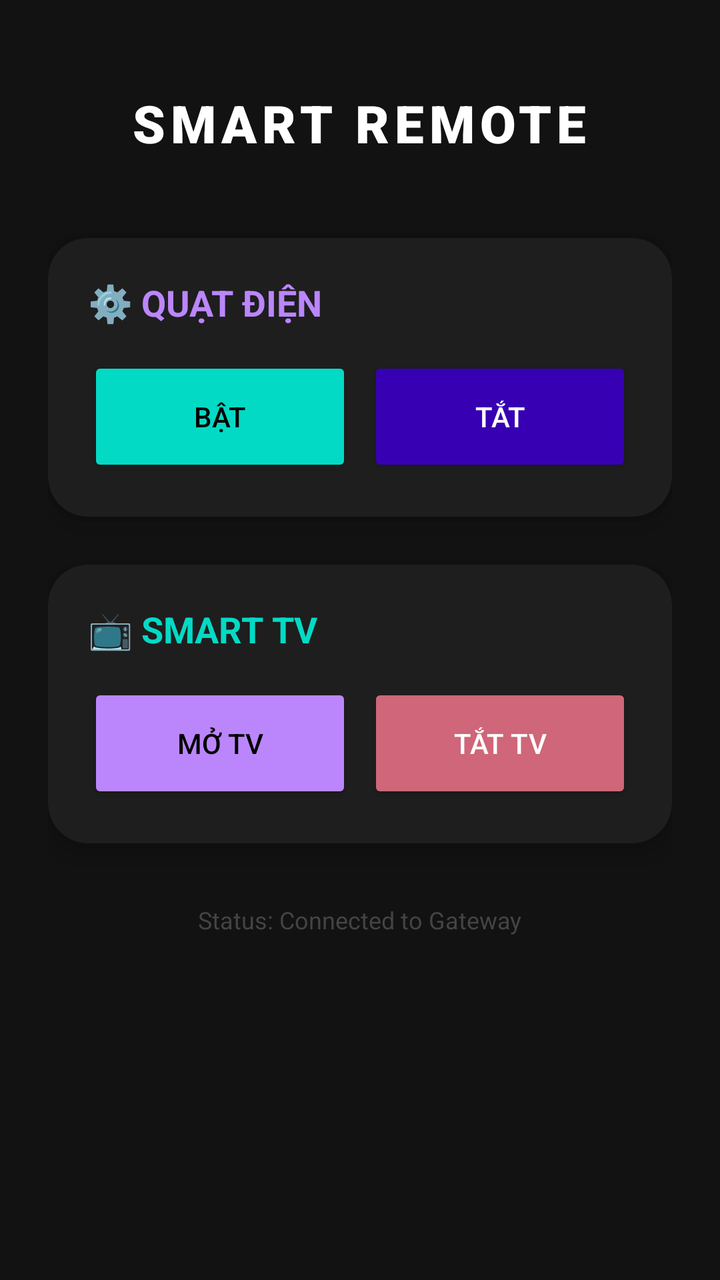
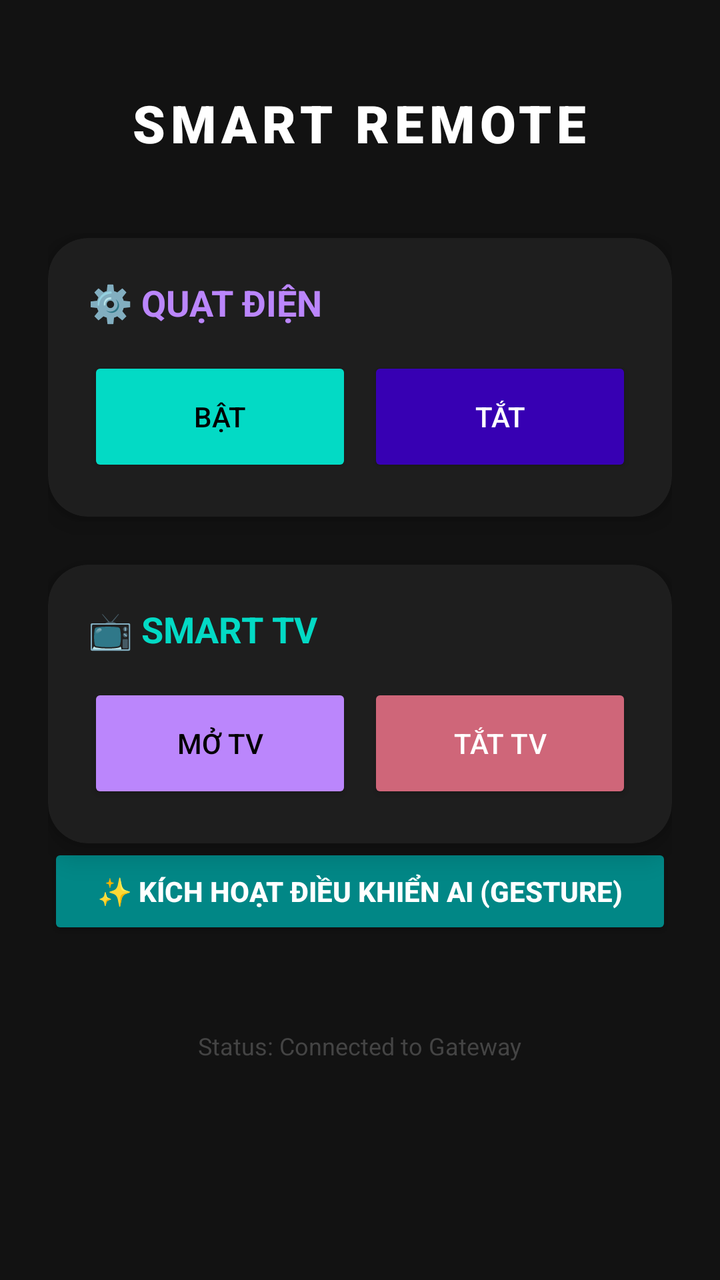

Two renders of the same Android screen: before a commit and after it. Below are the layout's source before the change and the commit's diff.
<!-- AndroidManifest.xml: application theme Theme.BTQT_3 -->
<!-- res/layout/activity_4.xml -->
<?xml version="1.0" encoding="utf-8"?>
<LinearLayout xmlns:android="http://schemas.android.com/apk/res/android"
    xmlns:app="http://schemas.android.com/apk/res-auto"
    android:layout_width="match_parent"
    android:layout_height="match_parent"
    android:orientation="vertical"
    android:padding="24dp"
    android:background="#121212"> <TextView
    android:layout_width="wrap_content"
    android:layout_height="wrap_content"
    android:text="SMART REMOTE"
    android:textColor="#FFFFFF"
    android:textSize="26sp"
    android:fontFamily="sans-serif-black"
    android:layout_gravity="center"
    android:letterSpacing="0.1"
    android:layout_marginTop="20dp"
    android:layout_marginBottom="40dp" />

    <androidx.cardview.widget.CardView
        android:layout_width="match_parent"
        android:layout_height="wrap_content"
        android:layout_marginBottom="24dp"
        app:cardCornerRadius="20dp"
        app:cardElevation="8dp"
        app:cardBackgroundColor="#1E1E1E"> <LinearLayout
        android:layout_width="match_parent"
        android:layout_height="wrap_content"
        android:padding="20dp"
        android:orientation="vertical">

        <TextView
            android:layout_width="wrap_content"
            android:layout_height="wrap_content"
            android:text="⚙️ QUẠT ĐIỆN"
            android:textColor="#BB86FC"
            android:textStyle="bold"
            android:textSize="18sp"/>

        <LinearLayout
            android:layout_width="match_parent"
            android:layout_height="wrap_content"
            android:layout_marginTop="15dp">

            <Button android:id="@+id/btnFanOn"
                android:layout_width="0dp"
                android:layout_height="60dp"
                android:layout_weight="1"
                android:text="BẬT"
                android:fontFamily="sans-serif-medium"
                android:backgroundTint="#03DAC5"
                android:textColor="#000000"
                android:layout_marginEnd="8dp"/>

            <Button android:id="@+id/btnFanOff"
                android:layout_width="0dp"
                android:layout_height="60dp"
                android:layout_weight="1"
                android:text="TẮT"
                android:fontFamily="sans-serif-medium"
                android:backgroundTint="#3700B3"
                android:textColor="#FFFFFF"/>
        </LinearLayout>
    </LinearLayout>
    </androidx.cardview.widget.CardView>

    <androidx.cardview.widget.CardView
        android:layout_width="match_parent"
        android:layout_height="wrap_content"
        app:cardCornerRadius="20dp"
        app:cardElevation="8dp"
        app:cardBackgroundColor="#1E1E1E">

        <LinearLayout
            android:layout_width="match_parent"
            android:layout_height="wrap_content"
            android:padding="20dp"
            android:orientation="vertical">

            <TextView
                android:layout_width="wrap_content"
                android:layout_height="wrap_content"
                android:text="📺 SMART TV"
                android:textColor="#03DAC5"
                android:textStyle="bold"
                android:textSize="18sp"/>

            <LinearLayout
                android:layout_width="match_parent"
                android:layout_height="wrap_content"
                android:layout_marginTop="15dp">

                <Button android:id="@+id/btnTVOn"
                    android:layout_width="0dp"
                    android:layout_height="60dp"
                    android:layout_weight="1"
                    android:text="MỞ TV"
                    android:fontFamily="sans-serif-medium"
                    android:backgroundTint="#BB86FC"
                    android:textColor="#000000"
                    android:layout_marginEnd="8dp"/>

                <Button android:id="@+id/btnTVOff"
                    android:layout_width="0dp"
                    android:layout_height="60dp"
                    android:layout_weight="1"
                    android:text="TẮT TV"
                    android:fontFamily="sans-serif-medium"
                    android:backgroundTint="#CF6679"
                    android:textColor="#FFFFFF"/>
            </LinearLayout>
        </LinearLayout>
    </androidx.cardview.widget.CardView>

    <TextView
        android:layout_width="wrap_content"
        android:layout_height="wrap_content"
        android:text="Status: Connected to Gateway"
        android:textColor="#444444"
        android:layout_gravity="center"
        android:layout_marginTop="30dp"
        android:textSize="12sp" />

</LinearLayout>
<!-- resources referenced by this layout -->
<resources>
  <style name="Theme.BTQT_3" parent="Base.Theme.BTQT_3" />
  <style name="Base.Theme.BTQT_3" parent="Theme.Material3.DayNight.NoActionBar">
          
          
      </style>
</resources>

<!-- the commit's change to res/layout/activity_4.xml (unified diff, before → after) -->
@@ -110,8 +110,18 @@
                     android:textColor="#FFFFFF"/>
             </LinearLayout>
         </LinearLayout>
+
     </androidx.cardview.widget.CardView>
-
+    <Button
+        android:id="@+id/btnOpenAI"
+        android:layout_width="match_parent"
+        android:layout_height="wrap_content"
+        android:layout_marginBottom="15dp"
+        android:text="✨ KÍCH HOẠT ĐIỀU KHIỂN AI (GESTURE)"
+        android:backgroundTint="#FF018786"
+        android:textColor="#FFFFFF"
+        android:textStyle="bold"
+        app:cornerRadius="10dp" />
     <TextView
         android:layout_width="wrap_content"
         android:layout_height="wrap_content"
